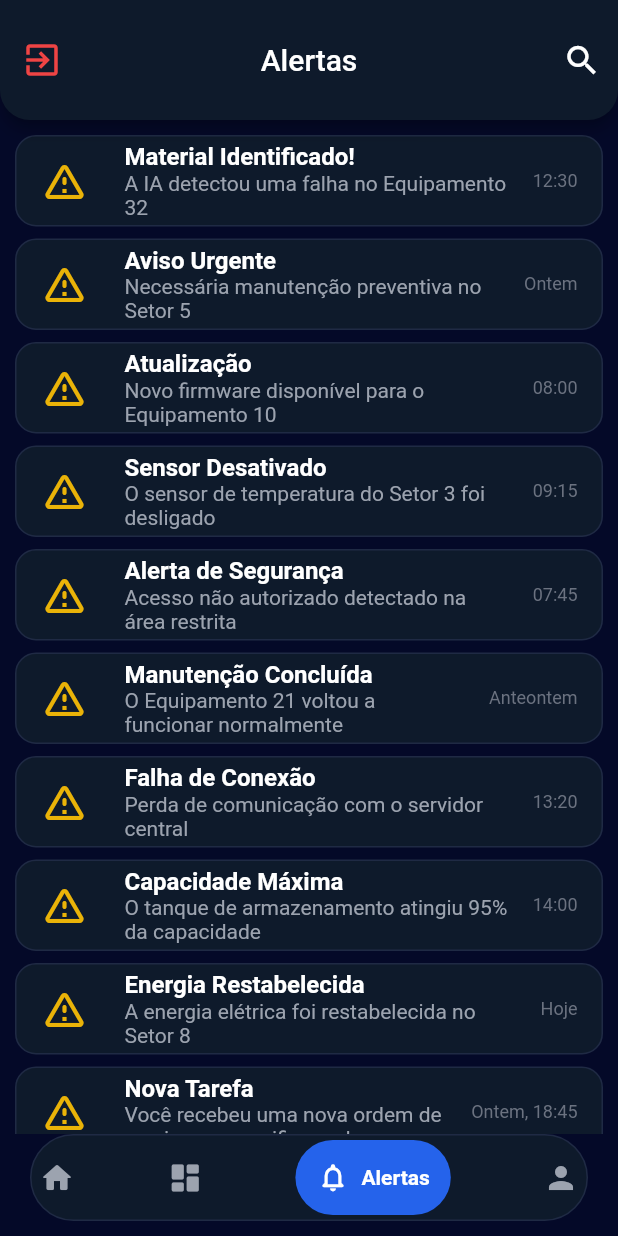
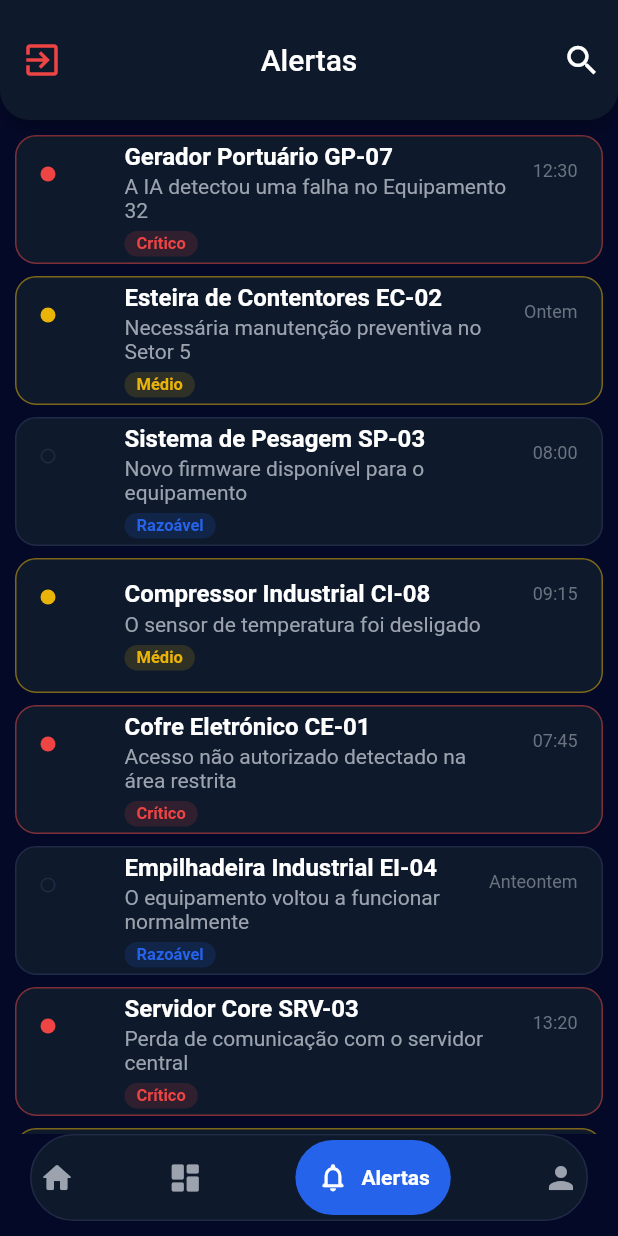
Before and after one commit to Kg-05/var-continental, a Flutter app: the Shell screen opened by its route, swiped to page 3, on a phone screen of 412 x 824 dp. Run offline on Flutter 3.47's test engine with Material 3 defaults, Android fonts, the phone set to English and light mode, and no system bars.

Commit message:
feat(metricas): alinhar dados mostrados aos campos reais do backend
Os ecrãs mostravam métricas inventadas no mockup sem correspondência
nenhuma no modelo de dados real (Equipamento/Alerta/Funcionario):
"Equipamentos Inspecionados pela IA", "Falhas Confirmadas", "Uptime
Médio Geral" não existem como campos no backend. Os valores continuam
fictícios (o app ainda não está ligado à API), mas a estrutura e a
nomenclatura agora batem certo com o que existe de verdade:

- Alertas: cada alerta agora tem nivel (razoavel|medio|critico, com a
  cor certa) e estado lido/não lido — os dois campos reais do modelo
  Alerta que antes não existiam na UI. Nova classe AlertaMock,
  reutilizada pela Home para os "alertas recentes" em vez de duplicar
  a estrutura.
- Dashboard: "Inspecionados pela IA" e "Falhas Confirmadas" trocados
  por "Equipamentos com Alertas por Resolver", "Alertas Críticos" e
  "Alertas Não Lidos". "Uptime Médio" (sem dado nenhum) trocado por
  "Distribuição por Estado" (Operacional vs Manutenção), o par exato
  de valores que Equipamento.status assume no backend.
- Home: reutiliza as mesmas constantes do Dashboard (DashboardPage.*)
  para os números baterem certo entre os dois ecrãs.
- Perfil: campos alinhados ao Funcionario real — "Função" renomeado
  para "Cargo" (nome do campo no backend), acrescentados Empresa,
  Telefone e Estado (Ativo/Inativo/Pendente, com a mesma cor por
  estado usada no var-frontend).

```diff
--- a/lib/pages/alerts.dart
+++ b/lib/pages/alerts.dart
@@ -1,6 +1,25 @@
 import 'package:flutter/material.dart';
 import '../theme/app_colors.dart';
 import '../widgets/confirm_exit_dialog.dart';
+
+/// Espelha o modelo Alerta do backend: descricao, nivel
+/// (razoavel|medio|critico), equipamento associado e lidoEm (null = não lido).
+/// Os valores aqui continuam fictícios — a estrutura é que é real.
+class AlertaMock {
+  final String descricao;
+  final String nivel;
+  final String equipamento;
+  final String criadoEm;
+  final bool lido;
+
+  const AlertaMock({
+    required this.descricao,
+    required this.nivel,
+    required this.equipamento,
+    required this.criadoEm,
+    this.lido = false,
+  });
+}
 
 class AlertsPage extends StatefulWidget {
   const AlertsPage({super.key});
@@ -10,82 +29,88 @@ class AlertsPage extends StatefulWidget {
 }
 
 class _AlertsPageState extends State<AlertsPage> {
-  final List<Map<String, String>> notificacoes = [
-    {
-      "titulo": "Material Identificado!",
-      "mensagem": "A IA detectou uma falha no Equipamento 32",
-      "data": "12:30"
-    },
-    {
-      "titulo": "Aviso Urgente",
-      "mensagem": "Necessária manutenção preventiva no Setor 5",
-      "data": "Ontem"
-    },
-    {
-      "titulo": "Atualização",
-      "mensagem": "Novo firmware disponível para o Equipamento 10",
-      "data": "08:00"
-    },
-    {
-      "titulo": "Sensor Desativado",
-      "mensagem": "O sensor de temperatura do Setor 3 foi desligado",
-      "data": "09:15"
-    },
-    {
-      "titulo": "Alerta de Segurança",
-      "mensagem": "Acesso não autorizado detectado na área restrita",
-      "data": "07:45"
-    },
-    {
-      "titulo": "Manutenção Concluída",
-      "mensagem": "O Equipamento 21 voltou a funcionar normalmente",
-      "data": "Anteontem"
-    },
-    {
-      "titulo": "Falha de Conexão",
-      "mensagem": "Perda de comunicação com o servidor central",
-      "data": "13:20"
-    },
-    {
-      "titulo": "Capacidade Máxima",
-      "mensagem": "O tanque de armazenamento atingiu 95% da capacidade",
-      "data": "14:00"
-    },
-    {
-      "titulo": "Energia Restabelecida",
-      "mensagem": "A energia elétrica foi restabelecida no Setor 8",
-      "data": "Hoje"
-    },
-    {
-      "titulo": "Nova Tarefa",
-      "mensagem": "Você recebeu uma nova ordem de serviço para verificar cabos",
-      "data": "Ontem, 18:45"
-    },
+  final List<AlertaMock> alertas = const [
+    AlertaMock(
+      descricao: "A IA detectou uma falha no Equipamento 32",
+      nivel: "critico",
+      equipamento: "Gerador Portuário GP-07",
+      criadoEm: "12:30",
+    ),
+    AlertaMock(
+      descricao: "Necessária manutenção preventiva no Setor 5",
+      nivel: "medio",
+      equipamento: "Esteira de Contentores EC-02",
+      criadoEm: "Ontem",
+    ),
+    AlertaMock(
+      descricao: "Novo firmware disponível para o equipamento",
+      nivel: "razoavel",
+      equipamento: "Sistema de Pesagem SP-03",
+      criadoEm: "08:00",
+      lido: true,
+    ),
+    AlertaMock(
+      descricao: "O sensor de temperatura foi desligado",
+      nivel: "medio",
+      equipamento: "Compressor Industrial CI-08",
+      criadoEm: "09:15",
+    ),
+    AlertaMock(
+      descricao: "Acesso não autorizado detectado na área restrita",
+      nivel: "critico",
+      equipamento: "Cofre Eletrónico CE-01",
+      criadoEm: "07:45",
+    ),
+    AlertaMock(
+      descricao: "O equipamento voltou a funcionar normalmente",
+      nivel: "razoavel",
+      equipamento: "Empilhadeira Industrial EI-04",
+      criadoEm: "Anteontem",
+      lido: true,
+    ),
+    AlertaMock(
+      descricao: "Perda de comunicação com o servidor central",
+      nivel: "critico",
+      equipamento: "Servidor Core SRV-03",
+      criadoEm: "13:20",
+    ),
+    AlertaMock(
+      descricao: "O tanque de armazenamento atingiu 95% da capacidade",
+      nivel: "medio",
+      equipamento: "Tanque de Armazenamento TQ-15",
+      criadoEm: "14:00",
+    ),
   ];
 
-  List<Map<String, String>> notificacoesFiltradas = [];
+  List<AlertaMock> alertasFiltrados = [];
   bool _mostrandoCampoPesquisa = false;
   String _termoPesquisa = "";
 
   @override
   void initState() {
     super.initState();
-    notificacoesFiltradas = notificacoes;
+    alertasFiltrados = alertas;
   }
 
-  void _filtrarNotificacoes(String termo) {
+  void _filtrarAlertas(String termo) {
     setState(() {
       _termoPesquisa = termo.toLowerCase();
-      notificacoesFiltradas = notificacoes.where((notificacao) {
-        final titulo = notificacao["titulo"]!.toLowerCase();
-        final mensagem = notificacao["mensagem"]!.toLowerCase();
-        final data = notificacao["data"]!.toLowerCase();
-
-        return titulo.contains(_termoPesquisa) ||
-            mensagem.contains(_termoPesquisa) ||
-            data.contains(_termoPesquisa);
+      alertasFiltrados = alertas.where((a) {
+        return a.descricao.toLowerCase().contains(_termoPesquisa) ||
+            a.equipamento.toLowerCase().contains(_termoPesquisa);
       }).toList();
     });
+  }
+
+  String _labelNivel(String nivel) {
+    switch (nivel) {
+      case 'critico':
+        return 'Crítico';
+      case 'medio':
+        return 'Médio';
+      default:
+        return 'Razoável';
+    }
   }
 
   @override
@@ -101,11 +126,11 @@ class _AlertsPageState extends State<AlertsPage> {
         title: _mostrandoCampoPesquisa
             ? TextField(
                 autofocus: true,
-                onChanged: _filtrarNotificacoes,
+                onChanged: _filtrarAlertas,
                 style: const TextStyle(color: AppColors.textPrimary, fontSize: 16),
                 cursorColor: AppColors.accent,
                 decoration: const InputDecoration(
-                  hintText: "Pesquisar notificações...",
+                  hintText: "Pesquisar alertas...",
                   hintStyle: TextStyle(color: AppColors.textMuted, fontSize: 14),
                   border: InputBorder.none,
                   icon: Icon(Icons.search, color: AppColors.textSecondary),
@@ -120,7 +145,7 @@ class _AlertsPageState extends State<AlertsPage> {
               setState(() {
                 _mostrandoCampoPesquisa = !_mostrandoCampoPesquisa;
                 if (!_mostrandoCampoPesquisa) {
-                  notificacoesFiltradas = notificacoes;
+                  alertasFiltrados = alertas;
                   _termoPesquisa = "";
                 }
               });
@@ -131,40 +156,64 @@ class _AlertsPageState extends State<AlertsPage> {
           ),
         ],
       ),
-      body: notificacoesFiltradas.isEmpty
+      body: alertasFiltrados.isEmpty
           ? const Center(
               child: Text(
-                "Nenhuma notificação encontrada",
+                "Nenhum alerta encontrado",
                 style: TextStyle(fontSize: 16, color: AppColors.textSecondary),
               ),
             )
           : ListView.separated(
               padding: const EdgeInsets.symmetric(horizontal: 10, vertical: 10),
-              itemCount: notificacoesFiltradas.length,
+              itemCount: alertasFiltrados.length,
               itemBuilder: (context, index) {
-                final notificacao = notificacoesFiltradas[index];
+                final alerta = alertasFiltrados[index];
+                final cor = AppColors.nivelAlerta(alerta.nivel);
                 return Container(
                   decoration: BoxDecoration(
                     color: AppColors.panel,
                     borderRadius: BorderRadius.circular(14),
-                    border: Border.all(color: AppColors.panelBorder),
+                    border: Border.all(
+                      color: alerta.lido ? AppColors.panelBorder : cor.withOpacity(0.5),
+                    ),
                   ),
                   child: ListTile(
-                    leading: const Icon(
-                      Icons.warning_amber_rounded,
-                      color: AppColors.warning,
-                      size: 32,
+                    leading: Container(
+                      width: 10,
+                      height: 10,
+                      margin: const EdgeInsets.only(top: 4),
+                      decoration: BoxDecoration(
+                        color: alerta.lido ? Colors.transparent : cor,
+                        shape: BoxShape.circle,
+                        border: alerta.lido ? Border.all(color: AppColors.panelBorder) : null,
+                      ),
                     ),
                     title: Text(
-                      notificacao["titulo"]!,
+                      alerta.equipamento,
                       style: const TextStyle(color: AppColors.textPrimary, fontWeight: FontWeight.bold),
                     ),
-                    subtitle: Text(
-                      notificacao["mensagem"]!,
-                      style: const TextStyle(color: AppColors.textSecondary),
+                    subtitle: Column(
+                      crossAxisAlignment: CrossAxisAlignment.start,
+                      children: [
+                        const SizedBox(height: 2),
+                        Text(alerta.descricao, style: const TextStyle(color: AppColors.textSecondary)),
+                        const SizedBox(height: 6),
+                        Container(
+                          padding: const EdgeInsets.symmetric(horizontal: 8, vertical: 2),
+                          decoration: BoxDecoration(
+                            color: cor.withOpacity(0.15),
+                            borderRadius: BorderRadius.circular(20),
+                          ),
+                          child: Text(
+                            _labelNivel(alerta.nivel),
+                            style: TextStyle(color: cor, fontSize: 11, fontWeight: FontWeight.w600),
+                          ),
+                        ),
+                      ],
                     ),
+                    isThreeLine: true,
                     trailing: Text(
-                      notificacao["data"]!,
+                      alerta.criadoEm,
                       style: const TextStyle(fontSize: 12, color: AppColors.textMuted),
                     ),
                     onTap: () {
```
Also changed, not shown: lib/pages/dashboard.dart (+63 -28 lines), lib/pages/home.dart (+57 -46 lines), lib/pages/profile.dart (+31 -1 lines).
